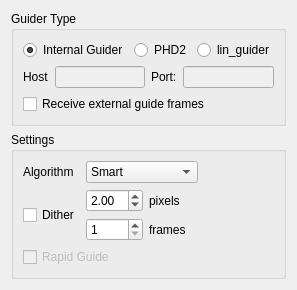
Above: kstars/ekos/guide/opsguide.ui from KDE/kstars before the change. Below: the same form after it.
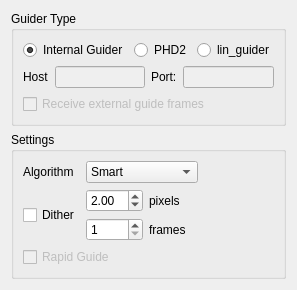
That is the form after the change.

```diff
--- a/kstars/ekos/guide/opsguide.ui
+++ b/kstars/ekos/guide/opsguide.ui
@@ -116,6 +116,9 @@
       </item>
       <item>
        <widget class="QCheckBox" name="kcfg_GuideRemoteImagesEnabled">
+        <property name="enabled">
+         <bool>false</bool>
+        </property>
         <property name="toolTip">
          <string>For external guiders, enable receiving guide images in Ekos.</string>
         </property>
```
